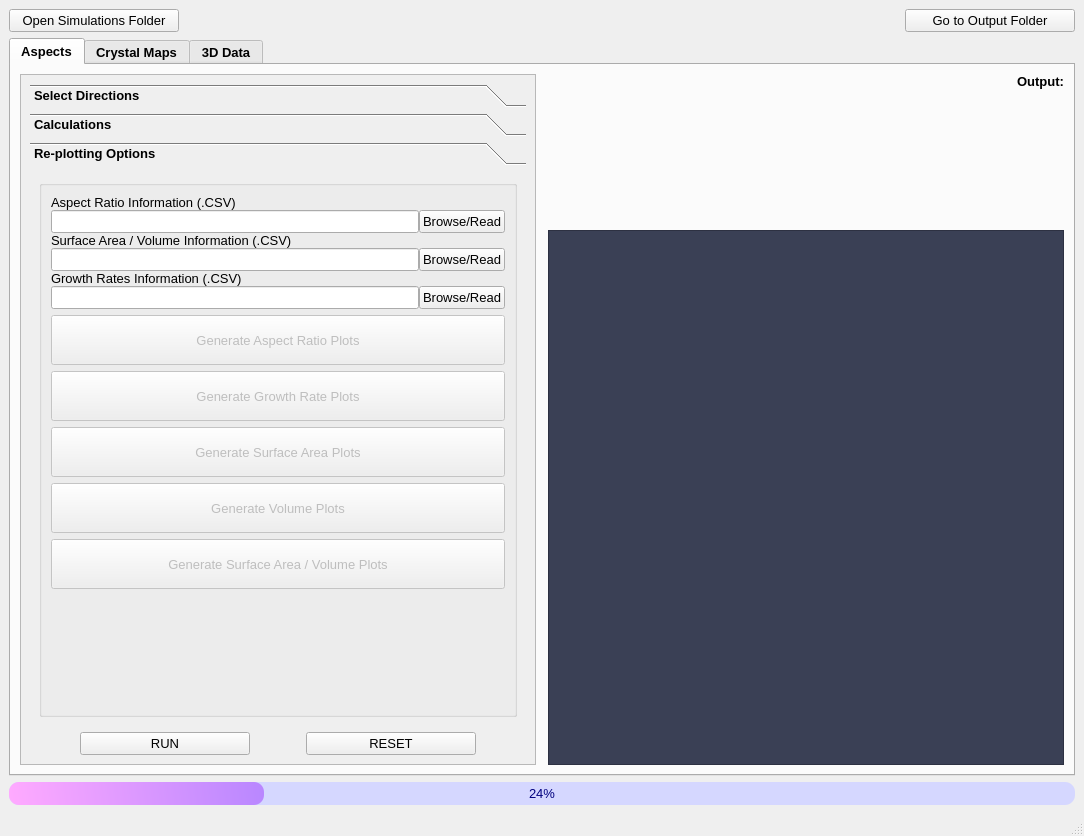
First picture: the form in CrystalAspects/GUI/InputWindow.ui, repository CrystalGrowerOrg/cgaspects, before the edit.
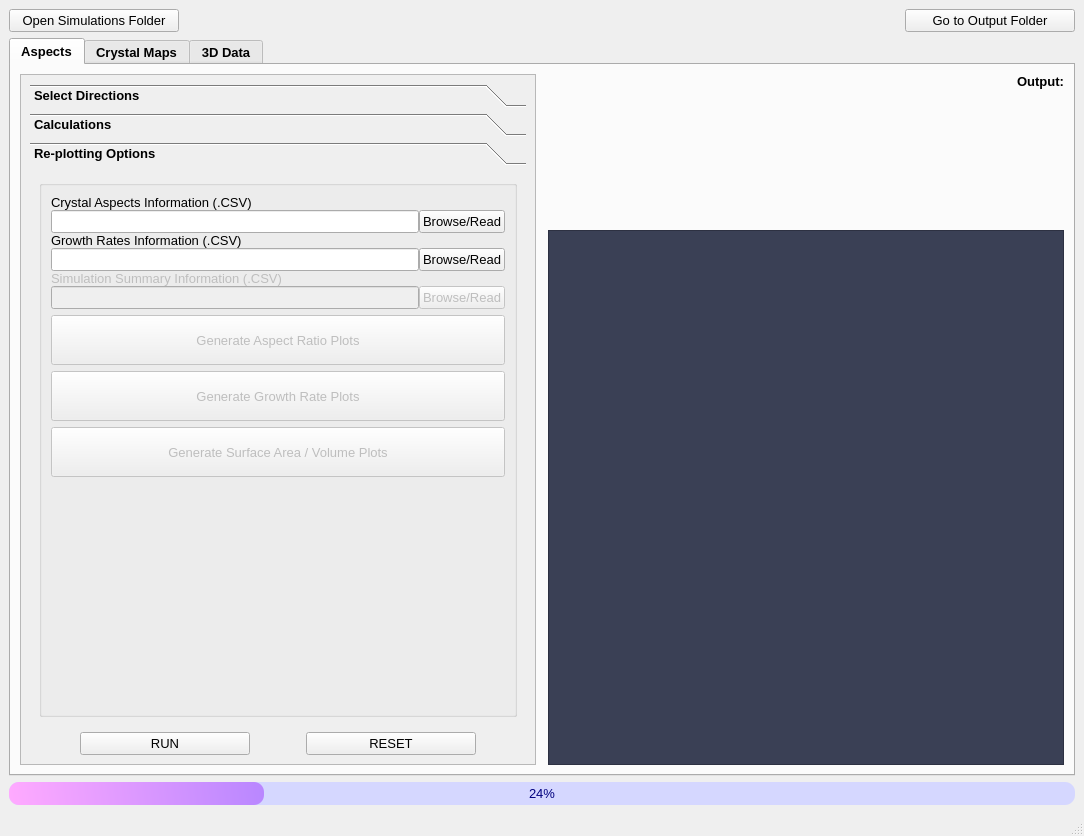
Second picture: the form after the edit. Icons and pictures are not drawn.

Patch:
```diff
--- a/CrystalAspects/GUI/InputWindow.ui
+++ b/CrystalAspects/GUI/InputWindow.ui
@@ -838,31 +838,6 @@
                      <string/>
                     </property>
                     <layout class="QGridLayout" name="gridLayout_3">
-                     <item row="2" column="0">
-                      <widget class="QPushButton" name="plot_GrowthRate_button">
-                       <property name="enabled">
-                        <bool>false</bool>
-                       </property>
-                       <property name="minimumSize">
-                        <size>
-                         <width>0</width>
-                         <height>50</height>
-                        </size>
-                       </property>
-                       <property name="font">
-                        <font>
-                         <family>Arial</family>
-                         <pointsize>10</pointsize>
-                         <weight>50</weight>
-                         <italic>false</italic>
-                         <bold>false</bold>
-                        </font>
-                       </property>
-                       <property name="text">
-                        <string>Generate Growth Rate Plots</string>
-                       </property>
-                      </widget>
-                     </item>
                      <item row="1" column="0">
                       <widget class="QPushButton" name="plot_AR_button">
                        <property name="enabled">
@@ -888,8 +863,8 @@
                        </property>
                       </widget>
                      </item>
-                     <item row="3" column="0">
-                      <widget class="QPushButton" name="plot_SA_button">
+                     <item row="6" column="0">
+                      <widget class="QPushButton" name="plot_SAVAR_button">
                        <property name="enabled">
                         <bool>false</bool>
                        </property>
@@ -909,12 +884,25 @@
                         </font>
                        </property>
                        <property name="text">
-                        <string>Generate Surface Area Plots</string>
+                        <string>Generate Surface Area / Volume Plots</string>
                        </property>
                       </widget>
                      </item>
-                     <item row="7" column="0">
-                      <widget class="QPushButton" name="plot_vol_button">
+                     <item row="8" column="0">
+                      <spacer name="verticalSpacer">
+                       <property name="orientation">
+                        <enum>Qt::Vertical</enum>
+                       </property>
+                       <property name="sizeHint" stdset="0">
+                        <size>
+                         <width>20</width>
+                         <height>40</height>
+                        </size>
+                       </property>
+                      </spacer>
+                     </item>
+                     <item row="2" column="0">
+                      <widget class="QPushButton" name="plot_GrowthRate_button">
                        <property name="enabled">
                         <bool>false</bool>
                        </property>
@@ -934,7 +922,7 @@
                         </font>
                        </property>
                        <property name="text">
-                        <string>Generate Volume Plots</string>
+                        <string>Generate Growth Rate Plots</string>
                        </property>
                       </widget>
                      </item>
@@ -943,8 +931,11 @@
                        <property name="spacing">
                         <number>0</number>
                        </property>
-                       <item row="0" column="0">
-                        <widget class="QLabel" name="ar_csv_label">
+                       <item row="5" column="0">
+                        <widget class="QLineEdit" name="summaryfile_lineEdit">
+                         <property name="enabled">
+                          <bool>false</bool>
+                         </property>
                          <property name="font">
                           <font>
                            <family>Arial</family>
@@ -954,29 +945,13 @@
                            <bold>false</bold>
                           </font>
                          </property>
-                         <property name="text">
-                          <string>Aspect Ratio Information (.CSV) </string>
-                         </property>
                         </widget>
                        </item>
                        <item row="4" column="0">
-                        <widget class="QLabel" name="growthrate_cs_label">
-                         <property name="font">
-                          <font>
-                           <family>Arial</family>
-                           <pointsize>10</pointsize>
-                           <weight>50</weight>
-                           <italic>false</italic>
-                           <bold>false</bold>
-                          </font>
+                        <widget class="QLabel" name="summary_cs_label">
+                         <property name="enabled">
+                          <bool>false</bool>
                          </property>
-                         <property name="text">
-                          <string>Growth Rates Information (.CSV)</string>
-                         </property>
-                        </widget>
-                       </item>
-                       <item row="2" column="0">
-                        <widget class="QLabel" name="savar_csv_label">
                          <property name="font">
                           <font>
                            <family>Arial</family>
@@ -987,7 +962,7 @@
                           </font>
                          </property>
                          <property name="text">
-                          <string>Surface Area / Volume Information (.CSV)</string>
+                          <string>Simulation Summary Information (.CSV)</string>
                          </property>
                         </widget>
                        </item>
@@ -1004,6 +979,19 @@
                          </property>
                         </widget>
                        </item>
+                       <item row="3" column="0">
+                        <widget class="QLineEdit" name="GrowthRate_lineEdit">
+                         <property name="font">
+                          <font>
+                           <family>Arial</family>
+                           <pointsize>10</pointsize>
+                           <weight>50</weight>
+                           <italic>false</italic>
+                           <bold>false</bold>
+                          </font>
+                         </property>
+                        </widget>
+                       </item>
                        <item row="1" column="2">
                         <widget class="QPushButton" name="AR_browse_button">
                          <property name="font">
@@ -1020,49 +1008,42 @@
                          </property>
                         </widget>
                        </item>
-                       <item row="3" column="0" colspan="2">
-                        <widget class="QLineEdit" name="SAVAR_lineEdit">
-                         <property name="font">
-                          <font>
-                           <family>Arial</family>
-                           <pointsize>10</pointsize>
-                           <weight>50</weight>
-                           <italic>false</italic>
-                           <bold>false</bold>
-                          </font>
-                         </property>
-                        </widget>
-                       </item>
-                       <item row="3" column="2">
-                        <widget class="QPushButton" name="SAVAR_browse_button">
-                         <property name="font">
-                          <font>
-                           <family>Arial</family>
-                           <pointsize>10</pointsize>
-                           <weight>50</weight>
-                           <italic>false</italic>
-                           <bold>false</bold>
-                          </font>
-                         </property>
-                         <property name="text">
-                          <string>Browse/Read</string>
-                         </property>
-                        </widget>
-                       </item>
-                       <item row="5" column="0">
-                        <widget class="QLineEdit" name="GrowthRate_lineEdit">
-                         <property name="font">
-                          <font>
-                           <family>Arial</family>
-                           <pointsize>10</pointsize>
-                           <weight>50</weight>
-                           <italic>false</italic>
-                           <bold>false</bold>
-                          </font>
-                         </property>
-                        </widget>
-                       </item>
                        <item row="5" column="2">
+                        <widget class="QPushButton" name="summaryfile_browse_button">
+                         <property name="enabled">
+                          <bool>false</bool>
+                         </property>
+                         <property name="font">
+                          <font>
+                           <family>Arial</family>
+                           <pointsize>10</pointsize>
+                           <weight>50</weight>
+                           <italic>false</italic>
+                           <bold>false</bold>
+                          </font>
+                         </property>
+                         <property name="text">
+                          <string>Browse/Read</string>
+                         </property>
+                        </widget>
+                       </item>
+                       <item row="2" column="0">
+                        <widget class="QLabel" name="growthrate_cs_label">
+                         <property name="font">
+                          <font>
+                           <family>Arial</family>
+                           <pointsize>10</pointsize>
+                           <weight>50</weight>
+                           <italic>false</italic>
+                           <bold>false</bold>
+                          </font>
+                         </property>
+                         <property name="text">
+                          <string>Growth Rates Information (.CSV)</string>
+                         </property>
+                        </widget>
+                       </item>
+                       <item row="3" column="2">
                         <widget class="QPushButton" name="GrowthRate_browse_button">
                          <property name="font">
                           <font>
@@ -1078,46 +1059,24 @@
                          </property>
                         </widget>
                        </item>
+                       <item row="0" column="0">
+                        <widget class="QLabel" name="ar_csv_label">
+                         <property name="font">
+                          <font>
+                           <family>Arial</family>
+                           <pointsize>10</pointsize>
+                           <weight>50</weight>
+                           <italic>false</italic>
+                           <bold>false</bold>
+                          </font>
+                         </property>
+                         <property name="text">
+                          <string>Crystal Aspects Information (.CSV) </string>
+                         </property>
+                        </widget>
+                       </item>
                       </layout>
                      </item>
-                     <item row="10" column="0">
-                      <spacer name="verticalSpacer">
-                       <property name="orientation">
-                        <enum>Qt::Vertical</enum>
-                       </property>
-                       <property name="sizeHint" stdset="0">
-                        <size>
-                         <width>20</width>
-                         <height>40</height>
-                        </size>
-                       </property>
-                      </spacer>
-                     </item>
-                     <item row="8" column="0">
-                      <widget class="QPushButton" name="plot_SAVAR_button">
-                       <property name="enabled">
-                        <bool>false</bool>
-                       </property>
-                       <property name="minimumSize">
-                        <size>
-                         <width>0</width>
-                         <height>50</height>
-                        </size>
-                       </property>
-                       <property name="font">
-                        <font>
-                         <family>Arial</family>
-                         <pointsize>10</pointsize>
-                         <weight>50</weight>
-                         <italic>false</italic>
-                         <bold>false</bold>
-                        </font>
-                       </property>
-                       <property name="text">
-                        <string>Generate Surface Area / Volume Plots</string>
-                       </property>
-                      </widget>
-                     </item>
                     </layout>
                    </widget>
                   </item>
@@ -1430,7 +1389,7 @@
                </property>
                <layout class="QGridLayout" name="gridLayout_13">
                 <item row="0" column="0">
-                 <widget class="QTextEdit" name="output_textBox_3">
+                 <widget class="QTextEdit" name="output_textBox_2">
                   <property name="styleSheet">
                    <string notr="true">background-color: rgb(58, 64, 85);
 color: rgb(255, 255, 255);</string>
@@ -1613,7 +1572,7 @@
                        <layout class="QGridLayout" name="E_variables_layout"/>
                       </item>
                       <item>
-                       <widget class="QTextEdit" name="output_textBox_4">
+                       <widget class="QTextEdit" name="output_textBox_3">
                         <property name="styleSheet">
                          <string notr="true">background-color: rgb(58, 64, 85);
 color: rgb(255, 255, 255);</string>
```
